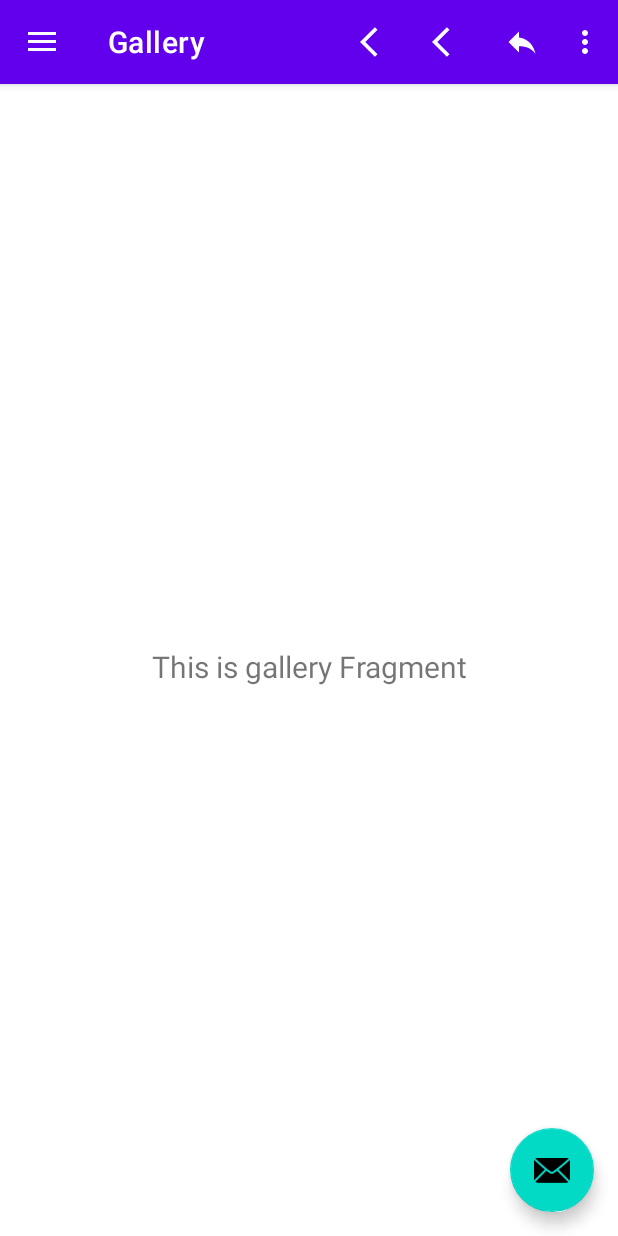
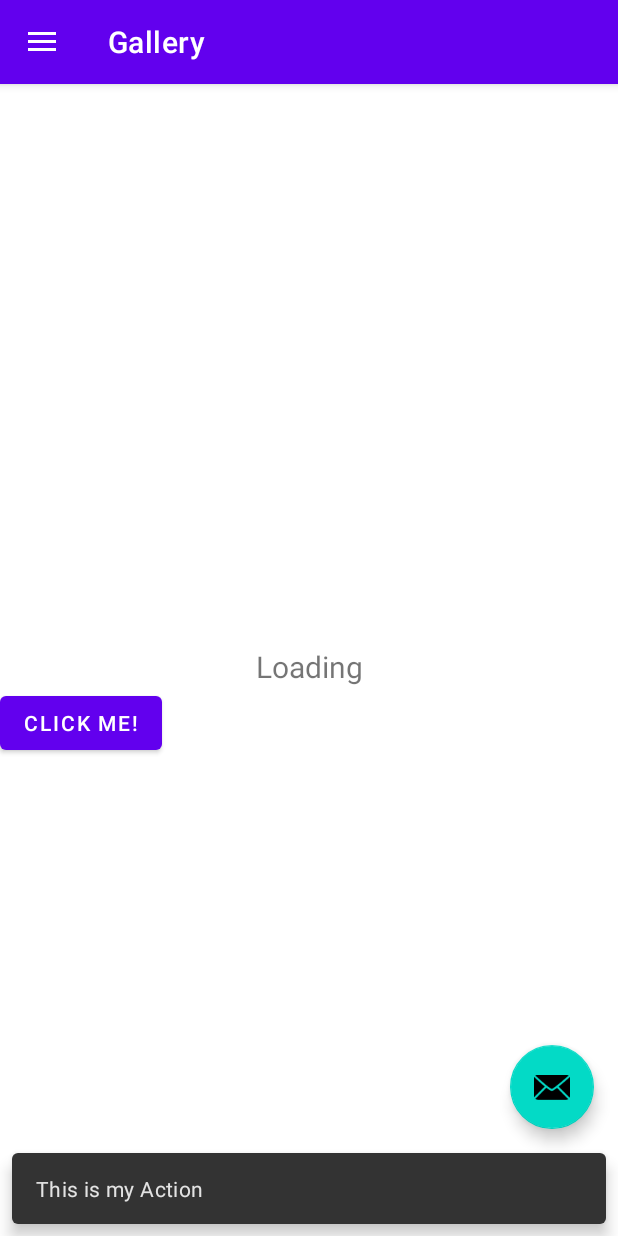
Before and after one commit to parmeshtoyou/MultiSampleApp, an Android app: the screen it shows after launch (MainActivity), in the side drawer, after a tap on "Gallery", on a phone screen of 412 x 824 dp. Run offline under Robolectric (Android 15) with nearby library versions, the phone set to English and light mode, and no system bars; our stand-ins replace navigation-ui.

Commit message:
updated libs and added MutableStateFlow in view model

```diff
--- a/app/src/main/java/com/example/multisampleapp/MainActivity.kt
+++ b/app/src/main/java/com/example/multisampleapp/MainActivity.kt
@@ -1,7 +1,9 @@
 package com.example.multisampleapp
 
 import android.os.Bundle
+import android.view.LayoutInflater
 import android.view.Menu
+import android.view.MenuItem
 import com.google.android.material.floatingactionbutton.FloatingActionButton
 import com.google.android.material.snackbar.Snackbar
 import com.google.android.material.navigation.NavigationView
@@ -42,12 +44,6 @@ class MainActivity : AppCompatActivity() {
         navView.setupWithNavController(navController)
     }
 
-    override fun onCreateOptionsMenu(menu: Menu): Boolean {
-        // Inflate the menu; this adds items to the action bar if it is present.
-        menuInflater.inflate(R.menu.main, menu)
-        return true
-    }
-
     override fun onSupportNavigateUp(): Boolean {
         val navController = findNavController(R.id.nav_host_fragment)
         return navController.navigateUp(appBarConfiguration) || super.onSupportNavigateUp()
--- /dev/null
+++ b/app/src/main/java/com/example/multisampleapp/factory/GalleryVMFactory.kt
@@ -0,0 +1,15 @@
+package com.example.multisampleapp.factory
+
+import androidx.lifecycle.ViewModel
+import androidx.lifecycle.ViewModelProvider
+import com.example.multisampleapp.ui.gallery.GalleryViewModel
+import java.lang.IllegalArgumentException
+
+class GalleryVMFactory(private val someValue: Int): ViewModelProvider.Factory {
+    override fun <T : ViewModel?> create(modelClass: Class<T>): T {
+        if (modelClass.isAssignableFrom(GalleryViewModel::class.java)) {
+            return GalleryViewModel(someValue = someValue) as T
+        }
+        throw IllegalArgumentException("Unknown View Model Class")
+    }
+}
--- a/app/src/main/java/com/example/multisampleapp/ui/gallery/GalleryFragment.kt
+++ b/app/src/main/java/com/example/multisampleapp/ui/gallery/GalleryFragment.kt
@@ -4,15 +4,25 @@ import android.os.Bundle
 import android.view.LayoutInflater
 import android.view.View
 import android.view.ViewGroup
+import android.widget.Button
 import android.widget.TextView
 import androidx.fragment.app.Fragment
 import androidx.fragment.app.viewModels
 import androidx.lifecycle.Observer
+import androidx.lifecycle.ViewModelProvider
+import androidx.lifecycle.lifecycleScope
 import com.example.multisampleapp.R
+import com.example.multisampleapp.factory.GalleryVMFactory
+import kotlinx.coroutines.flow.collect
 
 class GalleryFragment : Fragment() {
 
-    private val galleryViewModel: GalleryViewModel by viewModels()
+    private lateinit var galleryViewModel: GalleryViewModel
+
+    override fun onCreate(savedInstanceState: Bundle?) {
+        super.onCreate(savedInstanceState)
+        galleryViewModel = ViewModelProvider(this, GalleryVMFactory(100))[GalleryViewModel::class.java]
+    }
 
     override fun onCreateView(
         inflater: LayoutInflater,
@@ -21,9 +31,17 @@ class GalleryFragment : Fragment() {
     ): View? {
         val root = inflater.inflate(R.layout.fragment_gallery, container, false)
         val textView: TextView = root.findViewById(R.id.text_gallery)
-        galleryViewModel.text.observe(viewLifecycleOwner, Observer {
-            textView.text = it
-        })
+        val button: Button = root.findViewById(R.id.button)
+
+        lifecycleScope.launchWhenResumed {
+            galleryViewModel.text.collect {
+                textView.text = it
+            }
+        }
+
+        button.setOnClickListener {
+            galleryViewModel.setSomeValue("Parmesh Mahore")
+        }
         return root
     }
 }
--- a/app/src/main/java/com/example/multisampleapp/ui/gallery/GalleryViewModel.kt
+++ b/app/src/main/java/com/example/multisampleapp/ui/gallery/GalleryViewModel.kt
@@ -1,13 +1,19 @@
 package com.example.multisampleapp.ui.gallery
 
-import androidx.lifecycle.LiveData
-import androidx.lifecycle.MutableLiveData
 import androidx.lifecycle.ViewModel
+import androidx.lifecycle.viewModelScope
+import kotlinx.coroutines.flow.MutableStateFlow
+import kotlinx.coroutines.flow.StateFlow
+import kotlinx.coroutines.launch
 
-class GalleryViewModel : ViewModel() {
+class GalleryViewModel(private val someValue: Int) : ViewModel() {
 
-    private val _text = MutableLiveData<String>().apply {
-        value = "This is gallery Fragment"
+    private val _text = MutableStateFlow("Loading")
+    val text: StateFlow<String> = _text
+
+    fun setSomeValue(name: String) {
+        viewModelScope.launch {
+            _text.emit("$name and $someValue")
+        }
     }
-    val text: LiveData<String> = _text
 }
--- a/app/src/main/res/layout/fragment_gallery.xml
+++ b/app/src/main/res/layout/fragment_gallery.xml
@@ -19,4 +19,12 @@
     app:layout_constraintEnd_toEndOf="parent"
     app:layout_constraintStart_toStartOf="parent"
     app:layout_constraintTop_toTopOf="parent" />
+
+  <Button
+    android:id="@+id/button"
+    android:layout_width="wrap_content"
+    android:layout_height="wrap_content"
+    android:text="@string/click_me"
+    app:layout_constraintStart_toStartOf="parent"
+    app:layout_constraintTop_toBottomOf="@id/text_gallery" />
 </androidx.constraintlayout.widget.ConstraintLayout>
--- a/app/src/main/res/layout/fragment_home.xml
+++ b/app/src/main/res/layout/fragment_home.xml
@@ -11,7 +11,10 @@
           android:id="@+id/recyclerView1"
           android:layout_width="match_parent"
           android:layout_height="200dp"
-            app:layout_constraintTop_toTopOf="parent" />
+          app:layout_constraintEnd_toEndOf="parent"
+          app:layout_constraintStart_toStartOf="parent"
+          app:layout_constraintTop_toTopOf="parent"
+          app:spanCount="@integer/gameListSpanCount" />
 
   <TextView
     android:id="@+id/listStatus"
--- a/app/src/main/res/menu/main.xml
+++ b/app/src/main/res/menu/main.xml
@@ -31,6 +31,8 @@
       android:id="@+id/letterCommand_moveToFolder"
       android:title="Move To Folder..."
       app:showAsAction="never"
+      android:checkable="true"
+      android:checked="false"
       android:iconTint="#777"/>
 
     <item
--- /dev/null
+++ b/app/src/main/res/values-w100dp/values.xml
@@ -0,0 +1,4 @@
+<?xml version="1.0" encoding="utf-8"?>
+<resources>
+  <integer name="gameListSpanCount">4</integer>
+</resources>
--- a/app/src/main/res/values/strings.xml
+++ b/app/src/main/res/values/strings.xml
@@ -16,4 +16,5 @@
     <string name="start">start</string>
     <string name="reset">reset</string>
     <string name="default_time">00:00</string>
+  <string name="click_me">Click Me!</string>
 </resources>
--- /dev/null
+++ b/app/src/main/res/values/values.xml
@@ -0,0 +1,4 @@
+<?xml version="1.0" encoding="utf-8"?>
+<resources>
+  <integer name="gameListSpanCount">2</integer>
+</resources>
```
Also changed, not shown: app/build.gradle (+15 -16 lines), build.gradle (+6 -6 lines), gradle/wrapper/gradle-wrapper.properties. Lines whose indentation alone changed are shown as unchanged.
